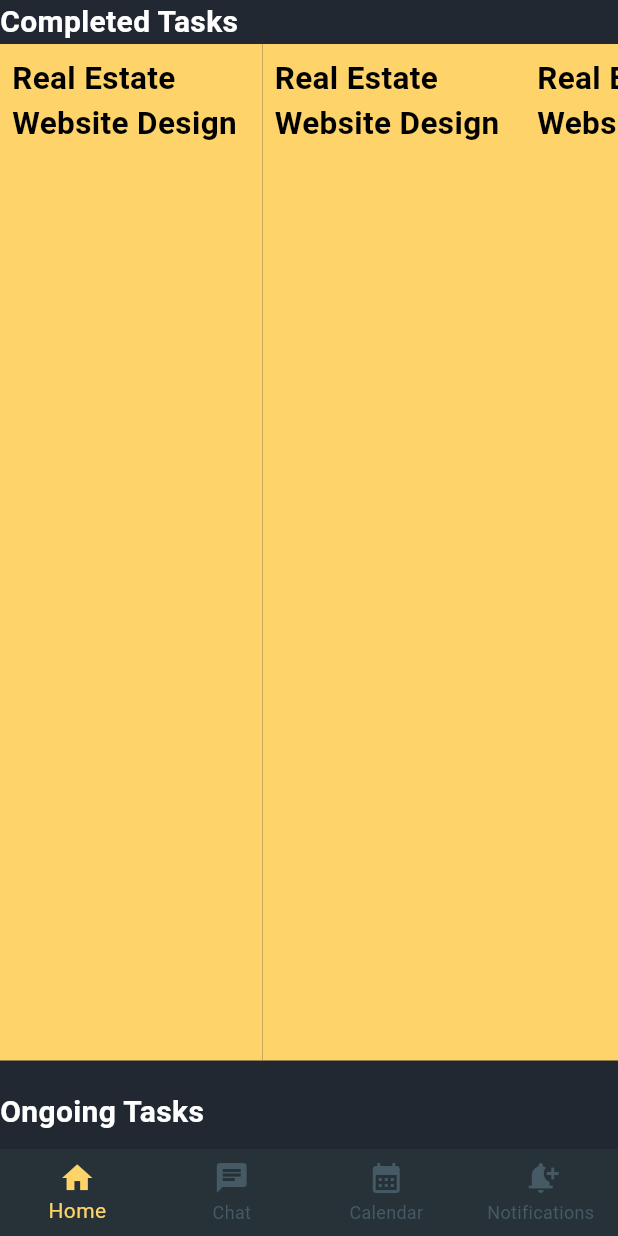
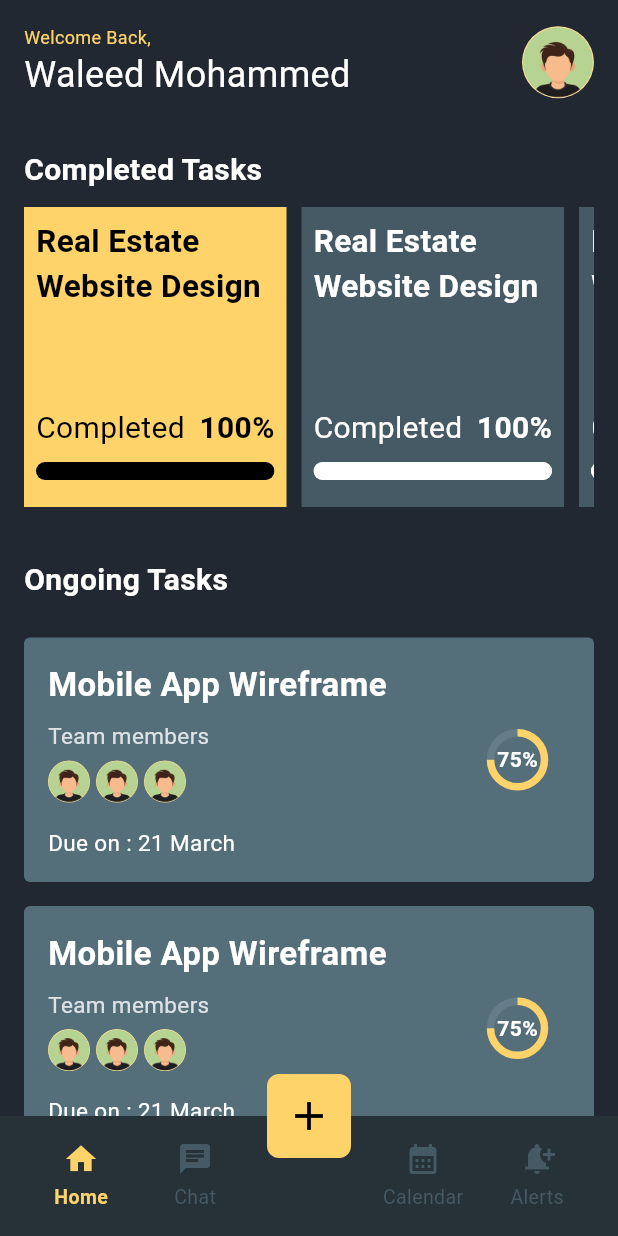
Before and after one commit to inline23/Daily-Dash-App, a Flutter app: the HomeView screen opened directly, on a phone screen of 412 x 824 dp. Run offline on Flutter 3.47's test engine with Material 3 defaults, Android fonts, the light colour scheme and no system bars; our stand-ins replace firebase_core, font_awesome_flutter, lottie; accounts and stored records are empty.

Commit message:
completed HomePage UI

```diff
--- a/lib/core/utils/google_button.dart
+++ b/lib/core/utils/google_button.dart
@@ -1,6 +1,7 @@
 import 'package:flutter/material.dart';
 import 'package:font_awesome_flutter/font_awesome_flutter.dart';
 
+// ignore: must_be_immutable
 class GoogleButton extends StatelessWidget {
   GoogleButton({super.key, required this.onTap});
 
--- a/lib/features/home_feature/presentation/views/chat_view.dart
+++ b/lib/features/home_feature/presentation/views/chat_view.dart
@@ -1,3 +1,4 @@
+import 'package:daily_dash_app/core/utils/styles.dart';
 import 'package:flutter/material.dart';
 
 class ChatView extends StatelessWidget {
@@ -5,6 +6,13 @@ class ChatView extends StatelessWidget {
 
   @override
   Widget build(BuildContext context) {
-    return Scaffold(body: Center(child: Text('Chat')));
+    return Scaffold(
+      body: Center(
+        child: Text(
+          'Soon',
+          style: TextStyle(color: primaryColor, fontSize: 24),
+        ),
+      ),
+    );
   }
 }
--- a/lib/features/home_feature/presentation/views/home_view.dart
+++ b/lib/features/home_feature/presentation/views/home_view.dart
@@ -33,26 +33,64 @@ class _HomeViewState extends State<HomeView> {
   Widget build(BuildContext context) {
     return Scaffold(
       body: screens[currentIndex],
-      bottomNavigationBar: BottomNavigationBar(
-        onTap: _onItemTapped,
-        currentIndex: currentIndex,
-        unselectedItemColor: Color(0xFF455A64),
-        backgroundColor: Color(0xFF263238),
-        selectedItemColor: primaryColor,
+      bottomNavigationBar: BottomAppBar(
+        color: const Color(0xFF263238),
         elevation: 0,
-        type: BottomNavigationBarType.fixed,
-        items: [
-          BottomNavigationBarItem(icon: Icon(Icons.home), label: 'Home'),
-          BottomNavigationBarItem(icon: Icon(Icons.chat), label: 'Chat'),
-          BottomNavigationBarItem(
-            icon: Icon(Icons.calendar_month),
-            label: 'Calendar',
+        child: SizedBox(
+          height: 70,
+          child: Row(
+            mainAxisAlignment: MainAxisAlignment.spaceAround,
+            children: [
+              _buildNavItem(Icons.home, 'Home', 0),
+              _buildNavItem(Icons.chat, 'Chat', 1),
+              // Center button placeholder
+              SizedBox(width: 56),
+              _buildNavItem(Icons.calendar_month, 'Calendar', 2),
+              _buildNavItem(Icons.notification_add, 'Alerts', 3),
+            ],
           ),
-          BottomNavigationBarItem(
-            icon: Icon(Icons.notification_add),
-            label: 'Notifications',
-          ),
-        ],
+        ),
+      ),
+      floatingActionButtonLocation: FloatingActionButtonLocation.centerDocked,
+      floatingActionButton: Container(
+        width: 56,
+        height: 56,
+        decoration: BoxDecoration(
+          color: primaryColor,
+          borderRadius: BorderRadius.circular(8),
+        ),
+        child: IconButton(
+          icon: Icon(Icons.add, color: Colors.black, size: 32),
+          onPressed: () {},
+        ),
+      ),
+    );
+  }
+
+  Widget _buildNavItem(IconData icon, String label, int index) {
+    final bool isSelected = currentIndex == index;
+    return GestureDetector(
+      onTap: () => _onItemTapped(index),
+      child: SizedBox(
+        width: 56,
+        child: Column(
+          mainAxisAlignment: MainAxisAlignment.center,
+          children: [
+            Icon(
+              icon,
+              color: isSelected ? primaryColor : const Color(0xFF455A64),
+            ),
+            const SizedBox(height: 4),
+            Text(
+              label,
+              style: TextStyle(
+                color: isSelected ? primaryColor : const Color(0xFF455A64),
+                fontSize: 13,
+                fontWeight: isSelected ? FontWeight.bold : FontWeight.normal,
+              ),
+            ),
+          ],
+        ),
       ),
     );
   }
--- a/lib/features/home_feature/presentation/views/notification_view.dart
+++ b/lib/features/home_feature/presentation/views/notification_view.dart
@@ -1,3 +1,4 @@
+import 'package:daily_dash_app/core/utils/styles.dart';
 import 'package:flutter/material.dart';
 
 class NotificationView extends StatelessWidget {
@@ -5,6 +6,13 @@ class NotificationView extends StatelessWidget {
 
   @override
   Widget build(BuildContext context) {
-    return Scaffold(body: Center(child: Text('Notification')));
+    return Scaffold(
+      body: Center(
+        child: Text(
+          'Soon',
+          style: TextStyle(color: primaryColor, fontSize: 24),
+        ),
+      ),
+    );
   }
 }
--- /dev/null
+++ b/lib/features/home_feature/presentation/views/widgets/completed_task_item.dart
@@ -0,0 +1,70 @@
+import 'package:flutter/material.dart';
+
+class CompletedTaskItem extends StatelessWidget {
+  final Color bgColor;
+  final Color textColor;
+  const CompletedTaskItem({
+    super.key,
+    required this.bgColor,
+    required this.textColor,
+  });
+
+  @override
+  Widget build(BuildContext context) {
+    return Container(
+      margin: EdgeInsets.only(right: 10),
+      color: bgColor,
+      width: 175,
+      height: 175,
+      padding: EdgeInsets.all(8),
+      child: Column(
+        children: [
+          Text(
+            'Real Estate Website Design',
+            style: TextStyle(
+              color: textColor,
+              fontWeight: FontWeight.bold,
+              fontSize: 21,
+            ),
+          ),
+          Spacer(),
+          Column(
+            crossAxisAlignment: CrossAxisAlignment.start,
+            children: [
+              Row(
+                mainAxisAlignment: MainAxisAlignment.spaceBetween,
+                children: [
+                  Text(
+                    'Completed',
+                    style: TextStyle(color: textColor, fontSize: 20),
+                  ),
+                  Text(
+                    '100%',
+                    style: TextStyle(
+                      color: textColor,
+                      fontWeight: FontWeight.bold,
+                      fontSize: 20,
+                    ),
+                  ),
+                ],
+              ),
+              SizedBox(height: 8),
+              ClipRRect(
+                borderRadius: BorderRadius.circular(8),
+                child: LinearProgressIndicator(
+                  value: 1.0, // 100%
+                  minHeight: 12,
+                  backgroundColor: Colors.grey[300],
+                  valueColor: AlwaysStoppedAnimation<Color>(
+                    textColor,
+                  ), // dark color
+                ),
+              ),
+            ],
+          ),
+          const SizedBox(height: 10),
+        ],
+      ),
+    );
+  }
+}
--- /dev/null
+++ b/lib/features/home_feature/presentation/views/widgets/completed_tasks_list_view.dart
@@ -0,0 +1,31 @@
+import 'package:daily_dash_app/core/utils/styles.dart';
+import 'package:daily_dash_app/features/home_feature/presentation/views/widgets/completed_task_item.dart';
+import 'package:flutter/material.dart';
+
+class CompletedTasksListView extends StatelessWidget {
+  const CompletedTasksListView({super.key});
+
+  @override
+  Widget build(BuildContext context) {
+    return SizedBox(
+      height: 200, // set a fixed height
+      child: ListView.builder(
+        itemCount: 5,
+        itemBuilder: (context, index) {
+          if (index == 0) {
+            return CompletedTaskItem(
+              bgColor: primaryColor,
+              textColor: Colors.black,
+            );
+          } else {
+            return CompletedTaskItem(
+              bgColor: Color(0xFF455A64),
+              textColor: Colors.white,
+            );
+          }
+        },
+        scrollDirection: Axis.horizontal,
+      ),
+    );
+  }
+}
--- a/lib/features/home_feature/presentation/views/widgets/home_view_body.dart
+++ b/lib/features/home_feature/presentation/views/widgets/home_view_body.dart
@@ -1,14 +1,21 @@
 import 'package:daily_dash_app/core/utils/styles.dart';
+import 'package:daily_dash_app/features/home_feature/presentation/views/widgets/completed_tasks_list_view.dart';
+import 'package:daily_dash_app/features/home_feature/presentation/views/widgets/ongoing_lsit_view.dart';
 import 'package:flutter/material.dart';
 
 class HomeViewBody extends StatelessWidget {
   const HomeViewBody({super.key});
- // change this page Use CustomScrollView
+
   @override
   Widget build(BuildContext context) {
     return SafeArea(
+      child: CustomScrollView(
+        slivers: [
+          SliverToBoxAdapter(child: CustomAppBar()),
+          SliverToBoxAdapter(
+            child: Padding(
+              padding: const EdgeInsets.all(16.0),
               child: Column(
-        mainAxisAlignment: MainAxisAlignment.start,
                 crossAxisAlignment: CrossAxisAlignment.start,
                 children: [
                   Text(
@@ -19,14 +26,9 @@ class HomeViewBody extends StatelessWidget {
                       fontSize: 20,
                     ),
                   ),
-          Expanded(
-            child: ListView.builder(
-              itemCount: 5,
-              itemBuilder: (context, index) => CompletedTaskItem(),
-              scrollDirection: Axis.horizontal,
-            ),
-          ),
-          const SizedBox(height: 20),
+                  const SizedBox(height: 10),
+                  const CompletedTasksListView(),
+                  const SizedBox(height: 34),
                   Text(
                     'Ongoing Tasks',
                     style: TextStyle(
@@ -35,31 +37,10 @@ class HomeViewBody extends StatelessWidget {
                       fontSize: 20,
                     ),
                   ),
-          const SizedBox(height: 10),
+                  const SizedBox(height: 16),
+                  OngoingListView(),
                 ],
               ),
-    );
-  }
-}
-
-class CompletedTaskItem extends StatelessWidget {
-  const CompletedTaskItem({super.key});
-
-  @override
-  Widget build(BuildContext context) {
-    return Container(
-      color: primaryColor,
-      width: 175,
-      height: 175,
-      padding: EdgeInsets.all(8),
-      child: Column(
-        children: [
-          Text(
-            'Real Estate Website Design',
-            style: TextStyle(
-              color: Colors.black,
-              fontWeight: FontWeight.bold,
-              fontSize: 21,
             ),
           ),
         ],
@@ -67,3 +48,38 @@ class CompletedTaskItem extends StatelessWidget {
     );
   }
 }
+
+class CustomAppBar extends StatelessWidget {
+  const CustomAppBar({super.key});
+
+  @override
+  Widget build(BuildContext context) {
+    return Container(
+      padding: const EdgeInsets.symmetric(horizontal: 16, vertical: 16),
+      child: Row(
+        mainAxisAlignment: MainAxisAlignment.spaceBetween,
+        crossAxisAlignment: CrossAxisAlignment.center,
+        children: [
+          Column(
+            mainAxisAlignment: MainAxisAlignment.start,
+            crossAxisAlignment: CrossAxisAlignment.start,
+            children: [
+              Text(
+                'Welcome Back,',
+                style: TextStyle(color: primaryColor, fontSize: 12),
+              ),
+              Text(
+                'Waleed Mohammed',
+                style: TextStyle(color: Colors.white, fontSize: 24),
+              ),
+            ],
+          ),
+          CircleAvatar(
+            radius: 24,
+            backgroundImage: AssetImage('assets/images/avatar.png'),
+          ),
+        ],
+      ),
+    );
+  }
+}
--- /dev/null
+++ b/lib/features/home_feature/presentation/views/widgets/ongoing_item.dart
@@ -0,0 +1,97 @@
+
+import 'package:flutter/material.dart';
+
+class OnGoingItem extends StatelessWidget {
+  const OnGoingItem({super.key});
+
+  @override
+  Widget build(BuildContext context) {
+    return Container(
+      padding: const EdgeInsets.all(16),
+      margin: const EdgeInsets.symmetric(vertical: 8),
+      decoration: BoxDecoration(
+        color: const Color(0xFF546E7A), // bluish-grey
+        borderRadius: BorderRadius.circular(4),
+      ),
+      child: Row(
+        crossAxisAlignment: CrossAxisAlignment.center,
+        children: [
+          // Left side: Task info
+          Expanded(
+            child: Column(
+              crossAxisAlignment: CrossAxisAlignment.start,
+              children: [
+                Text(
+                  'Mobile App Wireframe',
+                  style: TextStyle(
+                    color: Colors.white,
+                    fontWeight: FontWeight.bold,
+                    fontSize: 22,
+                  ),
+                ),
+                const SizedBox(height: 8),
+                Text(
+                  'Team members',
+                  style: TextStyle(
+                    // ignore: deprecated_member_use
+                    color: Colors.white.withOpacity(0.8),
+                    fontSize: 15,
+                  ),
+                ),
+                const SizedBox(height: 6),
+                Row(
+                  children: [
+                    CircleAvatar(
+                      radius: 14,
+                      backgroundImage: AssetImage('assets/images/avatar.png'),
+                    ),
+                    SizedBox(width: 4),
+                    CircleAvatar(
+                      radius: 14,
+                      backgroundImage: AssetImage('assets/images/avatar.png'),
+                    ),
+                    SizedBox(width: 4),
+                    CircleAvatar(
+                      radius: 14,
+                      backgroundImage: AssetImage('assets/images/avatar.png'),
+                    ),
+                  ],
+                ),
+                const SizedBox(height: 16),
+                Text(
+                  'Due on : 21 March',
+                  style: TextStyle(color: Colors.white, fontSize: 15),
+                ),
+              ],
+            ),
+          ),
+          // Right side: Progress indicator
+          SizedBox(
+            width: 70,
+            height: 70,
+            child: Stack(
+              alignment: Alignment.center,
+              children: [
+                CircularProgressIndicator(
+                  value: 0.75,
+                  strokeWidth: 5,
+                  // ignore: deprecated_member_use
+                  backgroundColor: Colors.white.withOpacity(0.1),
+                  valueColor: AlwaysStoppedAnimation<Color>(Color(0xFFFED36A)),
+                ),
+                Text(
+                  '75%',
+                  style: TextStyle(
+                    color: Colors.white,
+                    fontWeight: FontWeight.bold,
+                    fontSize: 14,
+                  ),
+                ),
+              ],
+            ),
+          ),
+        ],
+      ),
+    );
+  }
+}
--- /dev/null
+++ b/lib/features/home_feature/presentation/views/widgets/ongoing_lsit_view.dart
@@ -0,0 +1,19 @@
+
+import 'package:daily_dash_app/features/home_feature/presentation/views/widgets/ongoing_item.dart';
+import 'package:flutter/material.dart';
+
+class OngoingListView extends StatelessWidget {
+  const OngoingListView({super.key});
+
+  @override
+  Widget build(BuildContext context) {
+    return ListView.builder(
+      shrinkWrap: true,
+      physics: const NeverScrollableScrollPhysics(),
+      itemCount: 5,
+      itemBuilder: (context, index) {
+        return const OnGoingItem();
+      },
+    );
+  }
+}
```
Also changed, not shown: assets/images/avatar.png (added). Lines whose indentation alone changed are shown as unchanged.
